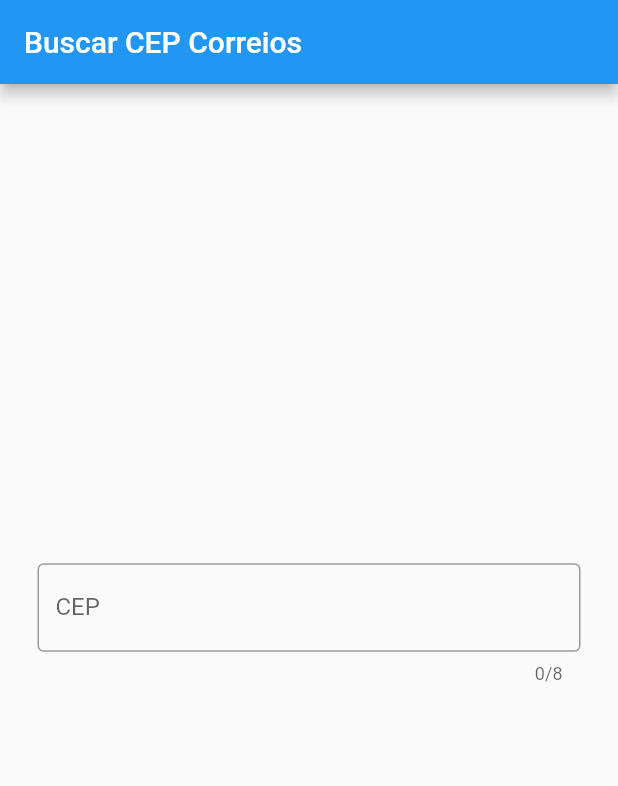
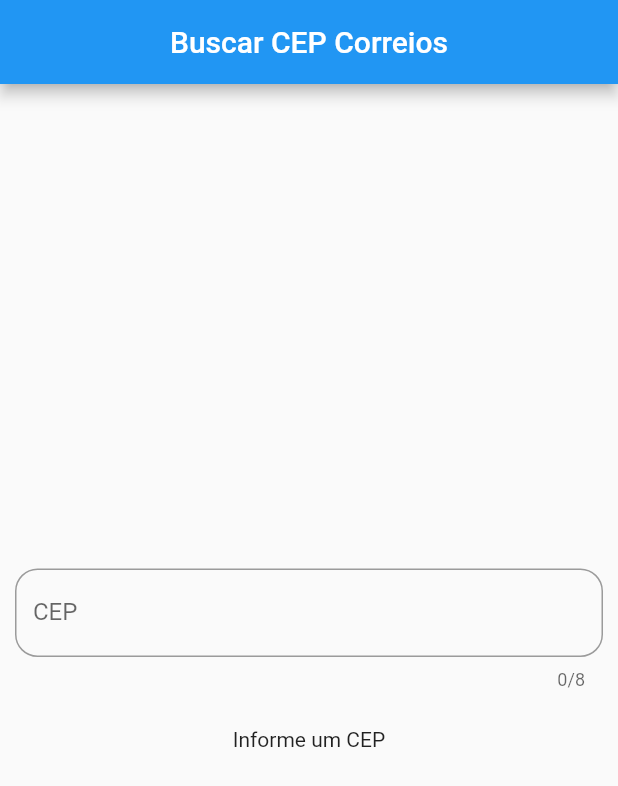
Before and after one commit to eldojr90/busca-cep-flutter, a Flutter app: the screen it shows after launch, on a phone screen of 412 x 824 dp. Shown: the top 786 px of the screen. Run offline on Flutter 3.47's test engine with Material 2 defaults, Android fonts, the phone set to English and light mode, and no system bars.

Commit message:
Melhorias visuais, centralizaçao dos textos

```diff
--- a/lib/screens/busca_cep_screen.dart
+++ b/lib/screens/busca_cep_screen.dart
@@ -15,9 +15,8 @@ class _BuscaCepState extends State<BuscaCepScreen> {
 
   void _searchCEP(String cepSearch) {
     setState(() {
-      if (cepSearch.length == 8) {
-        this.addressFuture = buscarCep(cepSearch);
-      }
+      this.addressFuture =
+          (cepSearch.length == 8) ? buscarCep(cepSearch) : null;
     });
   }
 
@@ -25,13 +24,15 @@ class _BuscaCepState extends State<BuscaCepScreen> {
   Widget build(BuildContext context) {
     return Scaffold(
       appBar: AppBar(
+        centerTitle: true,
         title: Text('Buscar CEP Correios'),
       ),
       body: SizedBox(
         height: double.infinity,
         width: double.infinity,
         child: Padding(
-          padding: const EdgeInsets.all(25),
+          padding: const EdgeInsets.all(10),
+          child: Center(
             child: Column(
               mainAxisAlignment: MainAxisAlignment.center,
               children: [
@@ -41,24 +42,21 @@ class _BuscaCepState extends State<BuscaCepScreen> {
                     _searchCEP(_cep);
                   },
                   maxLength: 8,
+                  textAlign: TextAlign.center,
                   keyboardType: TextInputType.number,
                   decoration: InputDecoration(
-                  border: OutlineInputBorder(),
-                  labelText: 'CEP',
-                ),
+                      border: OutlineInputBorder(
+                          borderRadius: BorderRadius.circular(15)),
+                      labelText: 'CEP'),
                 ),
                 SizedBox(
                   height: 25,
                 ),
-              Center(
-                //FutureBuilder trata objetos do tipo Future
-                child: Center(
-                  child: CepResponseFuture(
+                CepResponseFuture(
                   addressFuture: this.addressFuture,
                 ),
+              ],
             ),
-              ),
-            ],
           ),
         ),
       ),
```
Also changed, not shown: lib/widgets/cep_response.dart (+50 -22 lines), 1 other file. Lines whose indentation alone changed are shown as unchanged.
